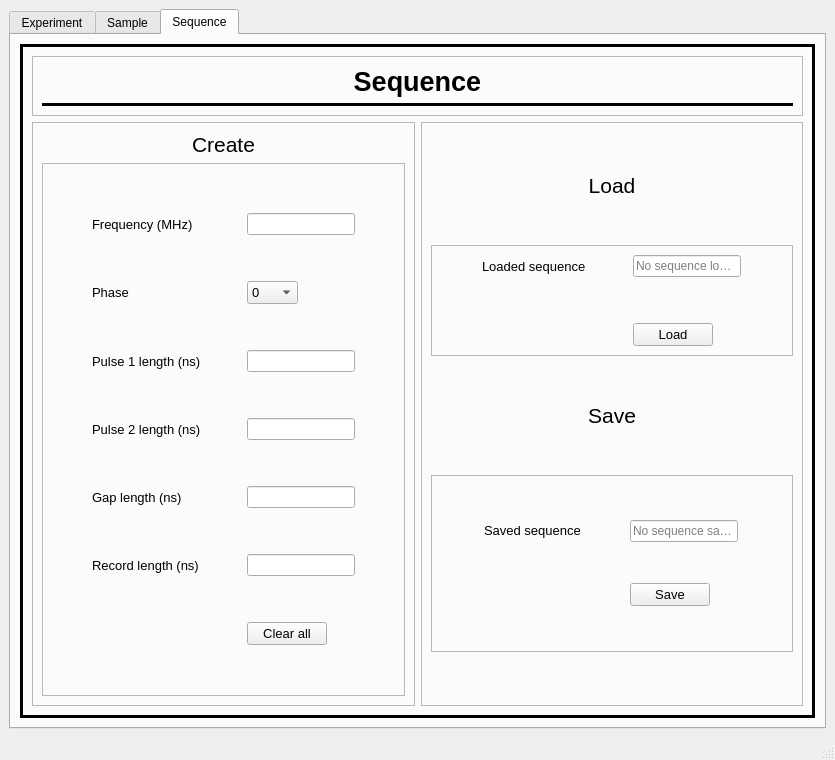
The window that ui files/final_gui.ui (jhead96/NMR-spectrometer-GUI) describes before a commit, drawn with Qt 5.
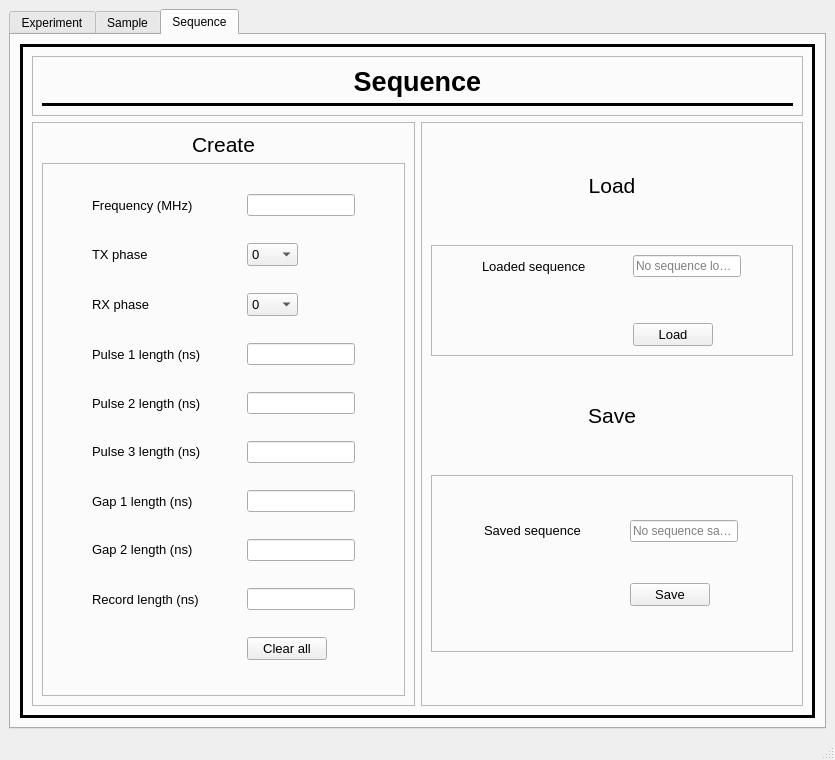
The same window after the commit. The open tabs and pages were chosen to show the change. Custom widgets are drawn as their Qt base class.

Commit message: Added functionality to sample, sequence and command classes. Implemented ExperimentManager class to handle the running of experiment. Moved some processing from GUI class to appropriate classes. Implemented NMRCommand and PPMSCommand dataclasses to store information about commands. Added docstrings and typehints to all files.

```diff
--- a/ui files/final_gui.ui
+++ b/ui files/final_gui.ui
@@ -1003,6 +1003,24 @@
                  <enum>QFrame::Raised</enum>
                 </property>
                 <layout class="QGridLayout" name="gridLayout_12">
+                 <item row="6" column="0">
+                  <widget class="QLabel" name="gapLenLbl">
+                   <property name="sizePolicy">
+                    <sizepolicy hsizetype="Fixed" vsizetype="Preferred">
+                     <horstretch>0</horstretch>
+                     <verstretch>0</verstretch>
+                    </sizepolicy>
+                   </property>
+                   <property name="font">
+                    <font>
+                     <pointsize>10</pointsize>
+                    </font>
+                   </property>
+                   <property name="text">
+                    <string>Gap 1 length (ns)</string>
+                   </property>
+                  </widget>
+                 </item>
                  <item row="0" column="0">
                   <widget class="QLabel" name="frequencyLbl">
                    <property name="sizePolicy">
@@ -1021,35 +1039,27 @@
                    </property>
                   </widget>
                  </item>
-                 <item row="3" column="1">
-                  <widget class="QLineEdit" name="pulse2LenLineEdit">
-                   <property name="sizePolicy">
-                    <sizepolicy hsizetype="Fixed" vsizetype="Fixed">
-                     <horstretch>0</horstretch>
-                     <verstretch>0</verstretch>
-                    </sizepolicy>
-                   </property>
-                  </widget>
-                 </item>
-                 <item row="4" column="0">
-                  <widget class="QLabel" name="gapLenLbl">
-                   <property name="sizePolicy">
-                    <sizepolicy hsizetype="Fixed" vsizetype="Preferred">
-                     <horstretch>0</horstretch>
-                     <verstretch>0</verstretch>
-                    </sizepolicy>
-                   </property>
-                   <property name="font">
-                    <font>
-                     <pointsize>10</pointsize>
-                    </font>
-                   </property>
-                   <property name="text">
-                    <string>Gap length (ns)</string>
-                   </property>
-                  </widget>
-                 </item>
                  <item row="4" column="1">
+                  <widget class="QLineEdit" name="pulse2LenLineEdit">
+                   <property name="sizePolicy">
+                    <sizepolicy hsizetype="Fixed" vsizetype="Fixed">
+                     <horstretch>0</horstretch>
+                     <verstretch>0</verstretch>
+                    </sizepolicy>
+                   </property>
+                  </widget>
+                 </item>
+                 <item row="0" column="1">
+                  <widget class="QLineEdit" name="frequencyLineEdit">
+                   <property name="sizePolicy">
+                    <sizepolicy hsizetype="Fixed" vsizetype="Fixed">
+                     <horstretch>0</horstretch>
+                     <verstretch>0</verstretch>
+                    </sizepolicy>
+                   </property>
+                  </widget>
+                 </item>
+                 <item row="6" column="1">
                   <widget class="QLineEdit" name="gapLenLineEdit">
                    <property name="sizePolicy">
                     <sizepolicy hsizetype="Fixed" vsizetype="Fixed">
@@ -1073,11 +1083,11 @@
                     </font>
                    </property>
                    <property name="text">
-                    <string>Phase</string>
+                    <string>TX phase</string>
                    </property>
                   </widget>
                  </item>
-                 <item row="2" column="0">
+                 <item row="3" column="0">
                   <widget class="QLabel" name="pulse1LenLbl">
                    <property name="sizePolicy">
                     <sizepolicy hsizetype="Fixed" vsizetype="Preferred">
@@ -1095,7 +1105,7 @@
                    </property>
                   </widget>
                  </item>
-                 <item row="2" column="1">
+                 <item row="3" column="1">
                   <widget class="QLineEdit" name="pulse1LenLineEdit">
                    <property name="sizePolicy">
                     <sizepolicy hsizetype="Fixed" vsizetype="Fixed">
@@ -1105,17 +1115,7 @@
                    </property>
                   </widget>
                  </item>
-                 <item row="0" column="1">
-                  <widget class="QLineEdit" name="frequencyLineEdit">
-                   <property name="sizePolicy">
-                    <sizepolicy hsizetype="Fixed" vsizetype="Fixed">
-                     <horstretch>0</horstretch>
-                     <verstretch>0</verstretch>
-                    </sizepolicy>
-                   </property>
-                  </widget>
-                 </item>
-                 <item row="3" column="0">
+                 <item row="4" column="0">
                   <widget class="QLabel" name="pulse2LenLbl">
                    <property name="sizePolicy">
                     <sizepolicy hsizetype="Fixed" vsizetype="Preferred">
@@ -1133,7 +1133,7 @@
                    </property>
                   </widget>
                  </item>
-                 <item row="5" column="0">
+                 <item row="8" column="0">
                   <widget class="QLabel" name="recLenLbl">
                    <property name="sizePolicy">
                     <sizepolicy hsizetype="Fixed" vsizetype="Preferred">
@@ -1151,7 +1151,7 @@
                    </property>
                   </widget>
                  </item>
-                 <item row="5" column="1">
+                 <item row="8" column="1">
                   <widget class="QLineEdit" name="recLenLineEdit">
                    <property name="sizePolicy">
                     <sizepolicy hsizetype="Fixed" vsizetype="Fixed">
@@ -1161,45 +1161,7 @@
                    </property>
                   </widget>
                  </item>
-                 <item row="1" column="1">
-                  <widget class="QComboBox" name="phaseComboBox">
-                   <property name="sizePolicy">
-                    <sizepolicy hsizetype="Fixed" vsizetype="Fixed">
-                     <horstretch>0</horstretch>
-                     <verstretch>0</verstretch>
-                    </sizepolicy>
-                   </property>
-                   <property name="font">
-                    <font>
-                     <pointsize>10</pointsize>
-                    </font>
-                   </property>
-                   <property name="frame">
-                    <bool>true</bool>
-                   </property>
-                   <item>
-                    <property name="text">
-                     <string>0</string>
-                    </property>
-                   </item>
-                   <item>
-                    <property name="text">
-                     <string>90</string>
-                    </property>
-                   </item>
-                   <item>
-                    <property name="text">
-                     <string>180</string>
-                    </property>
-                   </item>
-                   <item>
-                    <property name="text">
-                     <string>270</string>
-                    </property>
-                   </item>
-                  </widget>
-                 </item>
-                 <item row="6" column="1">
+                 <item row="9" column="1">
                   <widget class="QPushButton" name="clearAllBtn">
                    <property name="sizePolicy">
                     <sizepolicy hsizetype="Fixed" vsizetype="Fixed">
@@ -1217,6 +1179,150 @@
                    </property>
                   </widget>
                  </item>
+                 <item row="2" column="0">
+                  <widget class="QLabel" name="rxPhaseLbl">
+                   <property name="sizePolicy">
+                    <sizepolicy hsizetype="Fixed" vsizetype="Fixed">
+                     <horstretch>0</horstretch>
+                     <verstretch>0</verstretch>
+                    </sizepolicy>
+                   </property>
+                   <property name="font">
+                    <font>
+                     <pointsize>10</pointsize>
+                    </font>
+                   </property>
+                   <property name="text">
+                    <string>RX phase</string>
+                   </property>
+                  </widget>
+                 </item>
+                 <item row="5" column="0">
+                  <widget class="QLabel" name="pulse3LenLbl">
+                   <property name="sizePolicy">
+                    <sizepolicy hsizetype="Preferred" vsizetype="Fixed">
+                     <horstretch>0</horstretch>
+                     <verstretch>0</verstretch>
+                    </sizepolicy>
+                   </property>
+                   <property name="font">
+                    <font>
+                     <pointsize>10</pointsize>
+                    </font>
+                   </property>
+                   <property name="text">
+                    <string>Pulse 3 length (ns)</string>
+                   </property>
+                  </widget>
+                 </item>
+                 <item row="7" column="0">
+                  <widget class="QLabel" name="gap2LenLbl">
+                   <property name="sizePolicy">
+                    <sizepolicy hsizetype="Preferred" vsizetype="Fixed">
+                     <horstretch>0</horstretch>
+                     <verstretch>0</verstretch>
+                    </sizepolicy>
+                   </property>
+                   <property name="font">
+                    <font>
+                     <pointsize>10</pointsize>
+                    </font>
+                   </property>
+                   <property name="text">
+                    <string>Gap 2 length (ns)</string>
+                   </property>
+                  </widget>
+                 </item>
+                 <item row="2" column="1">
+                  <widget class="QComboBox" name="rxPhaseComboBox">
+                   <property name="sizePolicy">
+                    <sizepolicy hsizetype="Fixed" vsizetype="Fixed">
+                     <horstretch>0</horstretch>
+                     <verstretch>0</verstretch>
+                    </sizepolicy>
+                   </property>
+                   <property name="font">
+                    <font>
+                     <pointsize>10</pointsize>
+                    </font>
+                   </property>
+                   <item>
+                    <property name="text">
+                     <string>0</string>
+                    </property>
+                   </item>
+                   <item>
+                    <property name="text">
+                     <string>90</string>
+                    </property>
+                   </item>
+                   <item>
+                    <property name="text">
+                     <string>180</string>
+                    </property>
+                   </item>
+                   <item>
+                    <property name="text">
+                     <string>270</string>
+                    </property>
+                   </item>
+                  </widget>
+                 </item>
+                 <item row="1" column="1">
+                  <widget class="QComboBox" name="txPhaseComboBox">
+                   <property name="sizePolicy">
+                    <sizepolicy hsizetype="Fixed" vsizetype="Fixed">
+                     <horstretch>0</horstretch>
+                     <verstretch>0</verstretch>
+                    </sizepolicy>
+                   </property>
+                   <property name="font">
+                    <font>
+                     <pointsize>10</pointsize>
+                    </font>
+                   </property>
+                   <item>
+                    <property name="text">
+                     <string>0</string>
+                    </property>
+                   </item>
+                   <item>
+                    <property name="text">
+                     <string>90</string>
+                    </property>
+                   </item>
+                   <item>
+                    <property name="text">
+                     <string>180</string>
+                    </property>
+                   </item>
+                   <item>
+                    <property name="text">
+                     <string>270</string>
+                    </property>
+                   </item>
+                  </widget>
+                 </item>
+                 <item row="5" column="1">
+                  <widget class="QLineEdit" name="pulse3LenLineEdit">
+                   <property name="sizePolicy">
+                    <sizepolicy hsizetype="Fixed" vsizetype="Fixed">
+                     <horstretch>0</horstretch>
+                     <verstretch>0</verstretch>
+                    </sizepolicy>
+                   </property>
+                  </widget>
+                 </item>
+                 <item row="7" column="1">
+                  <widget class="QLineEdit" name="gap2LenLineEdit">
+                   <property name="sizePolicy">
+                    <sizepolicy hsizetype="Fixed" vsizetype="Fixed">
+                     <horstretch>0</horstretch>
+                     <verstretch>0</verstretch>
+                    </sizepolicy>
+                   </property>
+                  </widget>
+                 </item>
                 </layout>
                </widget>
               </item>
```
Left out of the diff: 2 changed lines with no effect on the pictures. The commit also changes 8 other files.
